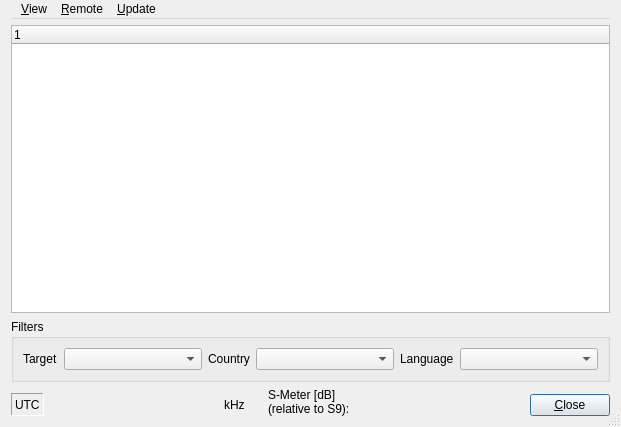
Before: the Qt Designer form dream/src/GUI-QT/StationsDlgbase.ui in mmjee/dream-patched, drawn with Qt 5.
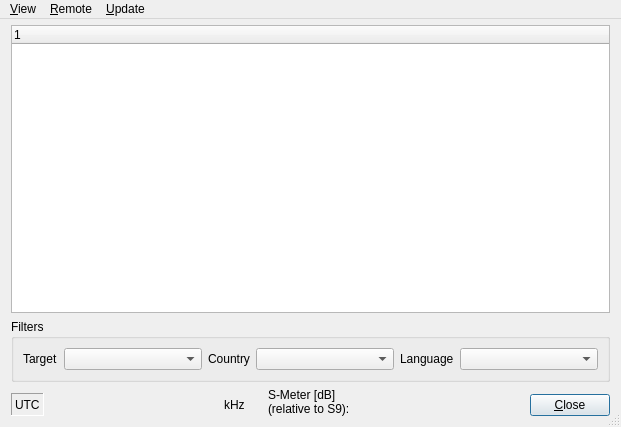
After: the same form once the commit is applied. Icons and pictures are not drawn. Custom widgets are drawn as their Qt base class.

```diff
--- a/dream/src/GUI-QT/StationsDlgbase.ui
+++ b/dream/src/GUI-QT/StationsDlgbase.ui
@@ -20,8 +20,11 @@
   <property name="sizeGripEnabled">
    <bool>true</bool>
   </property>
-  <layout class="QVBoxLayout" name="verticalLayout_3">
-   <property name="topMargin">
+  <layout class="QVBoxLayout" name="verticalLayout_4">
+   <property name="spacing">
+    <number>0</number>
+   </property>
+   <property name="margin">
     <number>0</number>
    </property>
    <item>
@@ -62,6 +65,23 @@
     </widget>
    </item>
    <item>
+    <layout class="QVBoxLayout" name="verticalLayout_3">
+     <property name="spacing">
+      <number>6</number>
+     </property>
+     <property name="leftMargin">
+      <number>11</number>
+     </property>
+     <property name="topMargin">
+      <number>6</number>
+     </property>
+     <property name="rightMargin">
+      <number>11</number>
+     </property>
+     <property name="bottomMargin">
+      <number>11</number>
+     </property>
+     <item>
     <widget class="QTreeWidget" name="ListViewStations">
      <property name="rootIsDecorated">
       <bool>false</bool>
@@ -338,6 +358,8 @@
     </layout>
    </item>
   </layout>
+   </item>
+  </layout>
   <action name="actionShowOnlyActiveStations">
    <property name="checkable">
     <bool>true</bool>
```
Left out of the diff: 13 changed lines with no effect on the pictures. Lines whose indentation alone changed are shown as unchanged.
